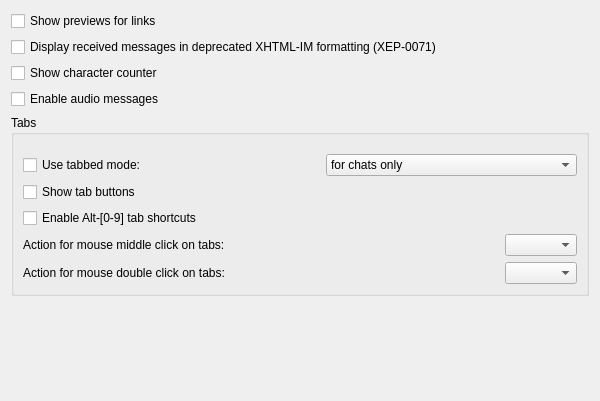
First picture: the form in src/options/opt_messages_common.ui, repository psi-im/psi, before the edit.
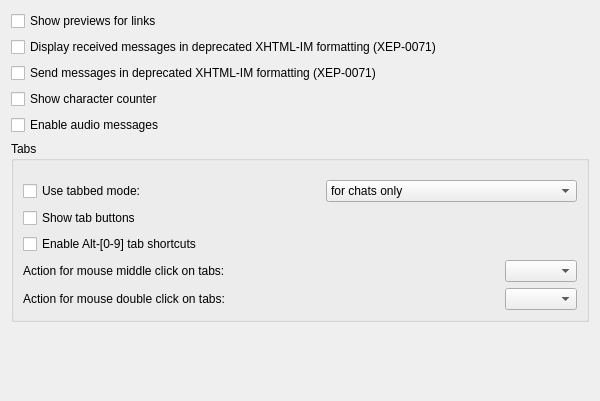
Second picture: the form after the edit.

Commit message: Make options.html.chat.send to send messages in deprecated XHTML-IM formatting

```diff
--- a/src/options/opt_messages_common.ui
+++ b/src/options/opt_messages_common.ui
@@ -41,6 +41,13 @@
      </property>
     </widget>
    </item>
+   <item>
+    <widget class="QCheckBox" name="ck_sendHtmlsMessageFormatting">
+     <property name="text">
+      <string>Send messages in deprecated XHTML-IM formatting (XEP-0071)</string>
+     </property>
+    </widget>
+   </item>
    <item>
     <widget class="QCheckBox" name="ck_showCounter">
      <property name="text">
```
The commit also changes 5 other files.
